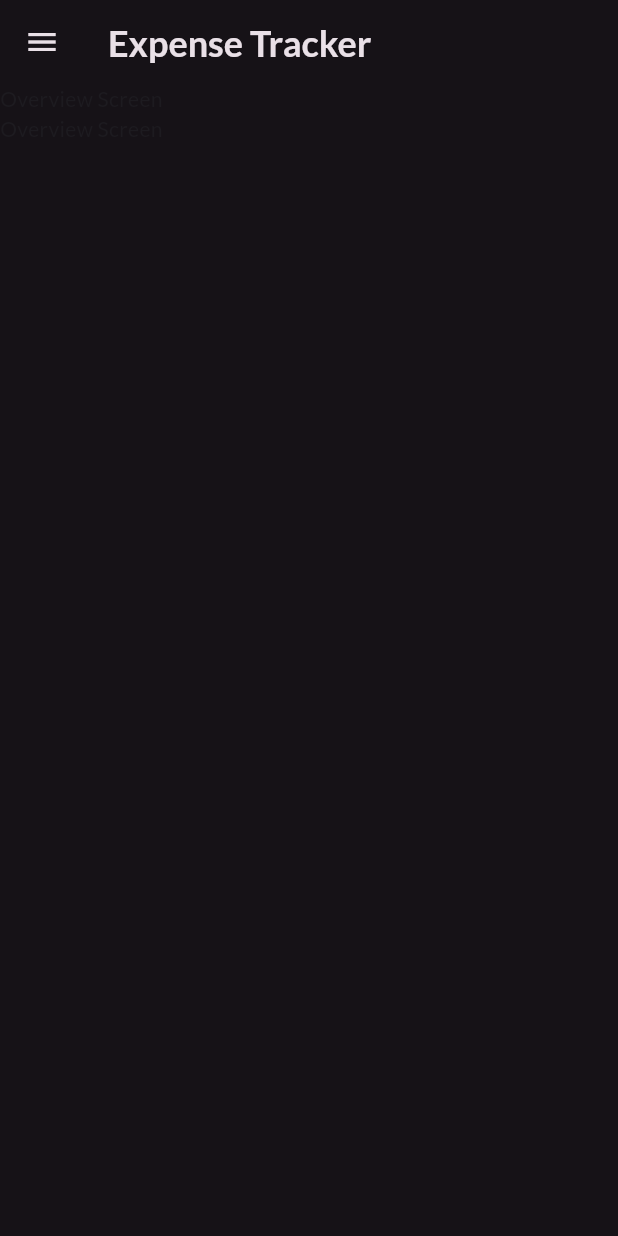
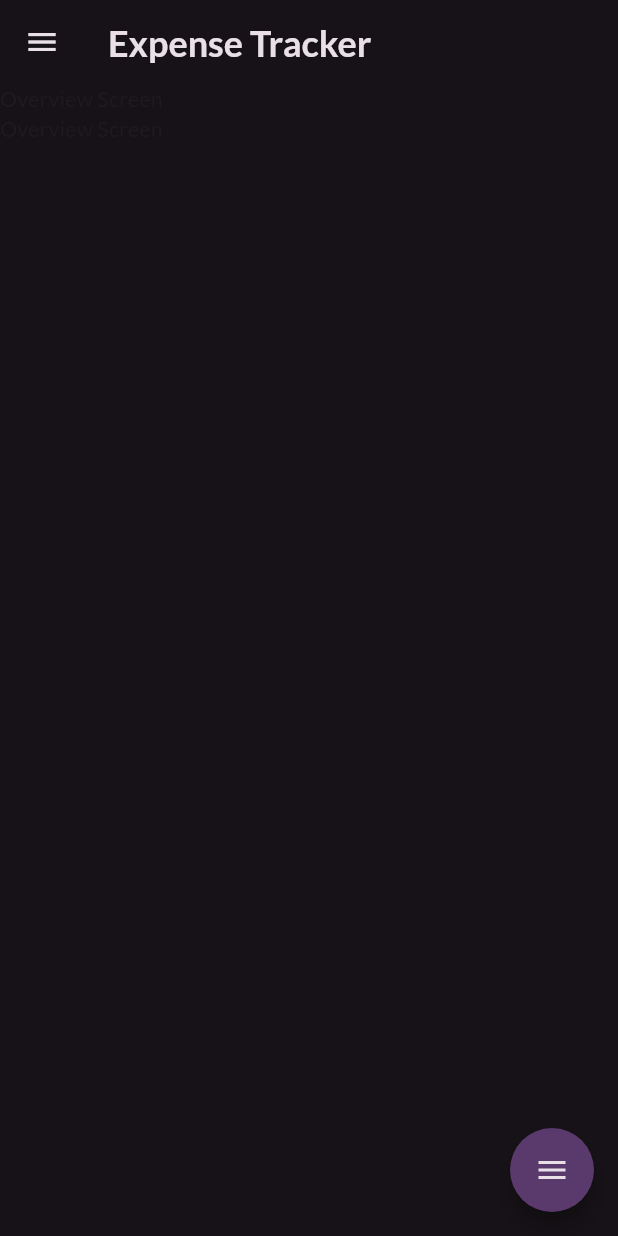
Before and after one commit to Lucho3/expenses_tracker_tu, a Flutter app: the screen it shows after launch, on a phone screen of 412 x 824 dp. Run offline on Flutter 3.47's test engine with Material 3 defaults, Android fonts, the phone set to English and light mode, and no system bars; drawn by our look-alikes of flutter_speed_dial; our stand-ins replace flutter_riverpod, google_fonts; generated files the repository leaves out were written again.

Commit message:
Added FAB

```diff
--- /dev/null
+++ b/lib/widgets/floating_action_button.dart
@@ -0,0 +1,62 @@
+import 'package:flutter/material.dart';
+import 'package:flutter_speed_dial/flutter_speed_dial.dart';
+import 'package:flutter_gen/gen_l10n/app_localizations.dart';
+
+class CustomFAB extends StatelessWidget {
+  const CustomFAB({super.key});
+
+  @override
+  Widget build(BuildContext context) {
+    return SpeedDial(
+      animatedIcon: AnimatedIcons.menu_close,
+      backgroundColor: Theme.of(context).colorScheme.primaryContainer,
+      foregroundColor: Theme.of(context).colorScheme.onBackground,
+      overlayColor: Theme.of(context).colorScheme.secondaryContainer,
+      overlayOpacity: 0.2,
+      spacing: 16,
+      spaceBetweenChildren: 4,
+      curve: Curves.bounceIn,
+      children: [
+        SpeedDialChild(
+          child: Icon(
+            Icons.remove,
+            color: Theme.of(context).colorScheme.onBackground,
+          ),
+          label: AppLocalizations.of(context)!.expense,
+          labelStyle: TextStyle(
+            color: Theme.of(context).colorScheme.onBackground,
+          ),
+          shape: const CircleBorder(),
+          backgroundColor: const Color.fromARGB(255, 253, 73, 46),
+          onTap: () {},
+        ),
+        SpeedDialChild(
+          child: Icon(
+            Icons.add,
+            color: Theme.of(context).colorScheme.onBackground,
+          ),
+          label: AppLocalizations.of(context)!.income,
+          labelStyle: TextStyle(
+            color: Theme.of(context).colorScheme.onBackground,
+          ),
+          backgroundColor: const Color.fromARGB(255, 30, 151, 8),
+          shape: const CircleBorder(),
+          onTap: () {},
+        ),
+        SpeedDialChild(
+          child: Icon(
+            Icons.sync_alt,
+            color: Theme.of(context).colorScheme.onBackground,
+          ),
+          label: AppLocalizations.of(context)!.trMoney,
+          labelStyle: TextStyle(
+            color: Theme.of(context).colorScheme.onBackground,
+          ),
+          backgroundColor: Theme.of(context).colorScheme.tertiaryContainer,
+          shape: const CircleBorder(),
+          onTap: () {},
+        )
+      ],
+    );
+  }
+}
--- a/lib/widgets/main_drawer.dart
+++ b/lib/widgets/main_drawer.dart
@@ -1,7 +1,5 @@
 import 'package:expenses_tracker_tu/widgets/settings_container.dart';
-import 'package:flutter/cupertino.dart';
 import 'package:flutter/material.dart';
-import 'package:flutter/widgets.dart';
 import 'package:flutter_gen/gen_l10n/app_localizations.dart';
 
 class MainDrawer extends StatelessWidget {
--- a/lib/widgets/main_frame.dart
+++ b/lib/widgets/main_frame.dart
@@ -1,4 +1,4 @@
-
+import 'package:expenses_tracker_tu/widgets/floating_action_button.dart';
 import 'package:expenses_tracker_tu/widgets/main_drawer.dart';
 import 'package:flutter/material.dart';
 import 'package:flutter_gen/gen_l10n/app_localizations.dart';
@@ -23,6 +23,7 @@ class MainFrame extends StatelessWidget {
       ),
       drawer: MainDrawer(),
       body: content,
+      floatingActionButton: CustomFAB(),
     );
   }
 }
--- a/pubspec.yaml
+++ b/pubspec.yaml
@@ -40,6 +40,7 @@ dependencies:
   flutter_localizations:
     sdk: flutter
   intl: ^0.18.1
+  flutter_speed_dial: ^7.0.0
 
 dev_dependencies:
   flutter_test:
```
Also changed, not shown: lib/l10n/app_bg.arb (+6 -3 lines), lib/l10n/app_en.arb (+12 -0 lines), pubspec.lock.
